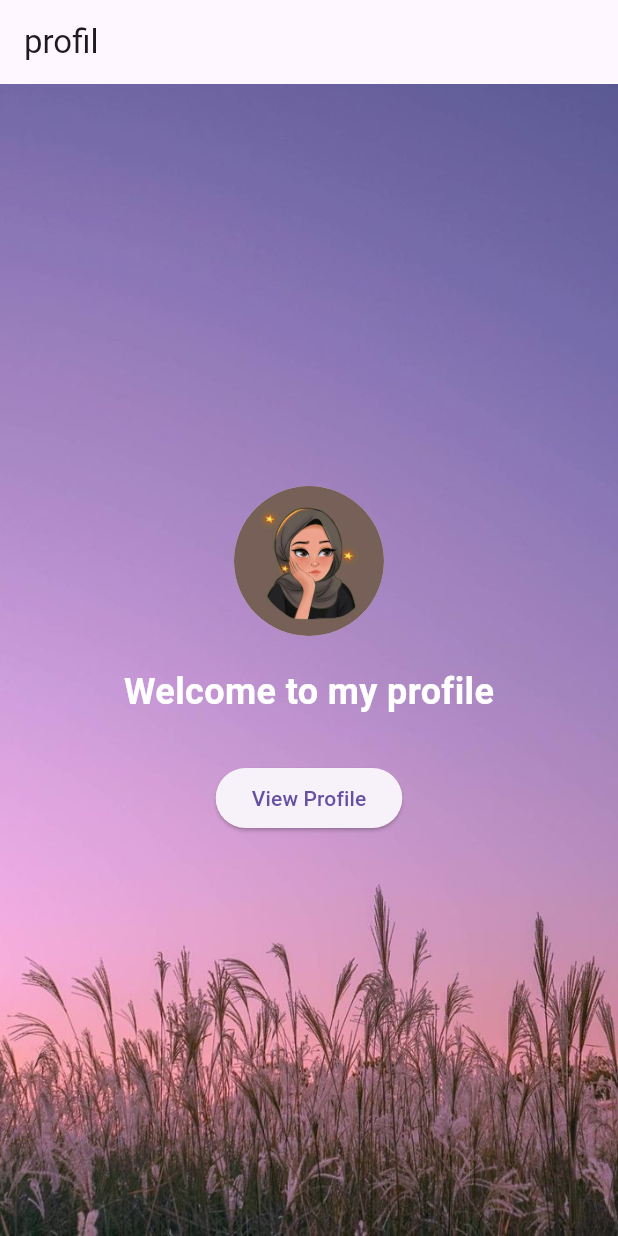
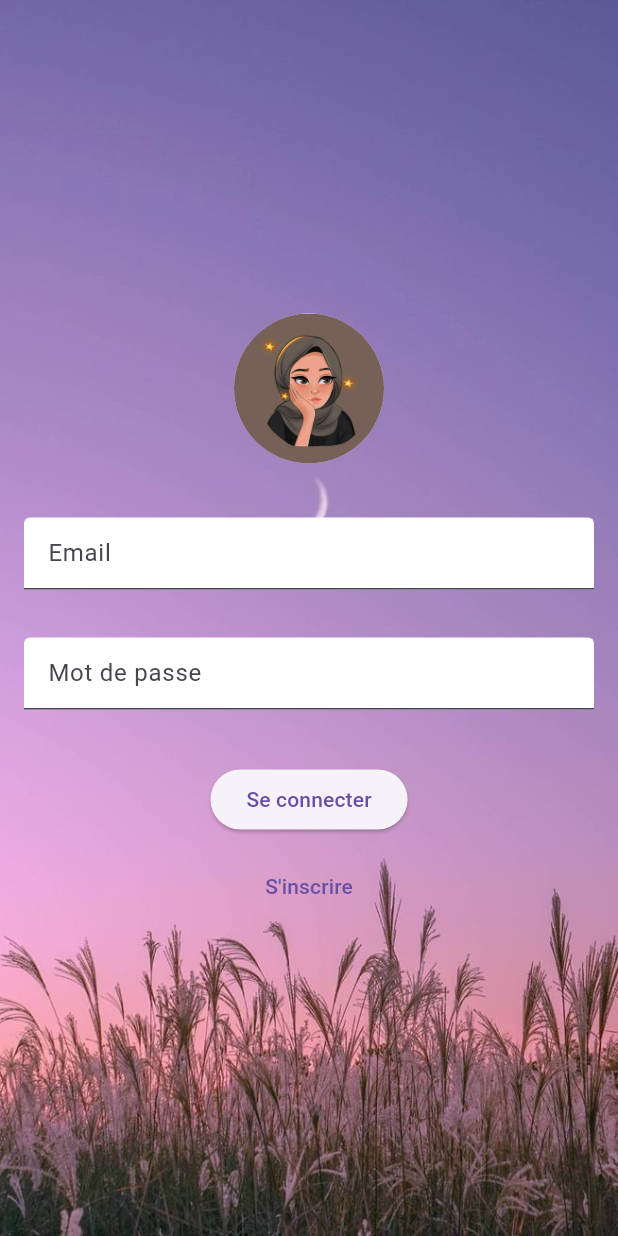
Before and after one commit to CHhiba12345/profile, a Flutter app: the screen it shows after launch, on a phone screen of 412 x 824 dp. Run offline on Flutter 3.47's test engine with Material 3 defaults, Android fonts, the phone set to English and light mode, and no system bars; our stand-ins replace cloud_firestore, firebase_auth, firebase_core; accounts and stored records are empty.

Commit message:
Committing local changes before stash pop

```diff
--- a/lib/controller.dart
+++ b/lib/controller.dart
@@ -18,4 +18,5 @@ class ProfileInfo {
   final String content;
 
   ProfileInfo({required this.title, required this.content});
+
 }
--- a/lib/views/home.dart
+++ b/lib/views/home.dart
@@ -1,21 +1,27 @@
-// home.dart
 import 'package:flutter/material.dart';
-import '../controller.dart';
+import '../controller.dart'; // Assurez-vous d'importer correctement votre fichier controller.dart
 import 'profile.dart';
 
-class HomeController extends StatelessWidget {
+class HomeController extends StatefulWidget {
+  final String email;
+
+  HomeController({required this.email});
+
+  @override
+  _HomeControllerState createState() => _HomeControllerState();
+}
+
+class _HomeControllerState extends State<HomeController> {
   final UserController _userController = UserController();
-//final rend _userController "fixe" pour éviter toute confusion et erreur de manipulation accidentelle.
+
   @override
   Widget build(BuildContext context) {
     return Scaffold(
       appBar: AppBar(
-        title: Text('profil'),
+        title: Text('Profil'),
       ),
       body: Stack(
-        //Dispose les éléments en couches
         fit: StackFit.expand,
-        //le Stack occupera tout l'espace disponible dans son parent.
         children: [
           Image.asset(
             'assets/welcome_image.jpeg',
@@ -31,7 +37,7 @@ class HomeController extends StatelessWidget {
                 ),
                 SizedBox(height: 20),
                 Text(
-                  'Welcome to my profile',
+                  'welcome  ${widget.email}',
                   style: TextStyle(fontSize: 24, fontWeight: FontWeight.bold, color: Colors.white),
                 ),
                 SizedBox(height: 30),
@@ -44,7 +50,7 @@ class HomeController extends StatelessWidget {
                       ),
                     );
                   },
-                  child: Text('View Profile'),
+                  child: Text('Voir le profil'),
                 ),
               ],
             ),
--- a/lib/views/login.dart
+++ b/lib/views/login.dart
@@ -0,0 +1,131 @@
+import 'package:flutter/material.dart';
+import 'home.dart';
+import 'signup.dart';
+import 'package:firebase_auth/firebase_auth.dart';
+import 'package:cloud_firestore/cloud_firestore.dart';
+
+class LoginPage extends StatefulWidget {
+  @override
+  _LoginPageState createState() => _LoginPageState();
+}
+
+class _LoginPageState extends State<LoginPage> {
+  FirebaseAuth _auth = FirebaseAuth.instance;
+  FirebaseFirestore _firestore = FirebaseFirestore.instance;
+
+  TextEditingController usernameController = TextEditingController();
+  // gérer la saisie de texte dans les champs de formulaire.
+  //Contrôleur pour le champ de saisie de l'adresse
+  TextEditingController passwordController = TextEditingController();
+
+  void authenticateUser() async {
+    String username = usernameController.text;
+    String password = passwordController.text;
+
+    try {
+      UserCredential userCredential = await _auth.signInWithEmailAndPassword(
+        email: username,
+        password: password,
+      );
+      // Récupérez les informations de l'utilisateur depuis Firestore.
+      DocumentSnapshot userSnapshot = await _firestore.collection('users').doc(userCredential.user!.uid).get();
+
+      // Utilisez les données récupérées comme nécessaire.
+      String userEmail = userSnapshot['email'];
+      String userAddress = userSnapshot['address'];
+      String userPhoneNumber = userSnapshot['phoneNumber'];
+
+
+      // Si l'authentification est réussie, redirigez l'utilisateur vers la page d'accueil.
+      Navigator.pushReplacement(
+        context,
+        MaterialPageRoute(
+          builder: (context) => HomeController(email: userCredential.user!.email!),
+        ),
+      );
+    } catch (e) {
+      showErrorMessage("Erreur d'authentification : ${e.toString()}");
+    }
+  }
+
+  void showErrorMessage(String message) {
+    ScaffoldMessenger.of(context).showSnackBar(
+      //utilisée pour afficher des SnackBars
+      //snackBar:une petite barre qui apparaît en bas de l'écran
+      SnackBar(
+        content: Text(message),
+        duration: const Duration(seconds: 3),
+      ),
+    );
+  }
+
+  @override
+  Widget build(BuildContext context) {
+    return Scaffold(
+      body: Form(
+        child: Container(
+          decoration: const BoxDecoration(
+            image: DecorationImage(
+              image: AssetImage("assets/welcome_image.jpeg"),
+              fit: BoxFit.cover,
+            ),
+          ),
+          child: Column(
+            mainAxisAlignment: MainAxisAlignment.center,
+            children: [
+              const CircleAvatar(
+                radius: 50,
+                backgroundImage: AssetImage("assets/profile_picture.jpeg"),
+              ),
+              const SizedBox(height: 20),
+              Padding(
+                padding: const EdgeInsets.all(16.0),
+                //définit un espace vide autour du contenu
+                child: TextFormField(
+                  controller: usernameController,
+                  decoration: const InputDecoration(
+                    hintText: "Email",
+                    fillColor: Colors.white,
+                    filled: true,
+                    //Indique si le widget doit être rempli avec la couleur définie par fillColor
+                  ),
+                ),
+              ),
+              Padding(
+                padding: const EdgeInsets.all(16.0),
+                child: TextFormField(
+                  controller: passwordController,
+                  obscureText: true,
+                  decoration: const InputDecoration(
+                    hintText: "Mot de passe",
+                    fillColor: Colors.white,
+                    filled: true,
+                  ),
+                ),
+              ),
+              const SizedBox(height: 20),
+              ElevatedButton(
+                onPressed: () {
+                  authenticateUser(); // Appeler la fonction d'authentification
+                },
+                child: const Text("Se connecter"),
+              ),
+              const SizedBox(height: 10), // Espace entre les boutons
+              TextButton(
+                onPressed: () {
+                  Navigator.push(
+                    context,
+                    MaterialPageRoute(
+                      builder: (context) => SignUpPage(), // Assurez-vous d'avoir une classe SignUpPage
+                    ),
+                  );
+                },
+                child: const Text("S'inscrire"),
+              ),
+            ],
+          ),
+        ),
+      ),
+    );
+  }
+}
--- a/pubspec.yaml
+++ b/pubspec.yaml
@@ -12,6 +12,9 @@ dependencies:
     sdk: flutter
   flutter_native_splash: ^2.3.9
   cupertino_icons: ^1.0.2
+  firebase_core: ^2.0.0
+  firebase_auth: ^4.0.0
+  cloud_firestore: ^4.14.0
 
 dev_dependencies:
   flutter_test:
```
Also changed, not shown: lib/main.dart (+6 -2 lines), lib/views/profile.dart (+13 -0 lines), lib/views/splashscreen.dart (+2 -9 lines), pubspec.lock, 6 other files.
